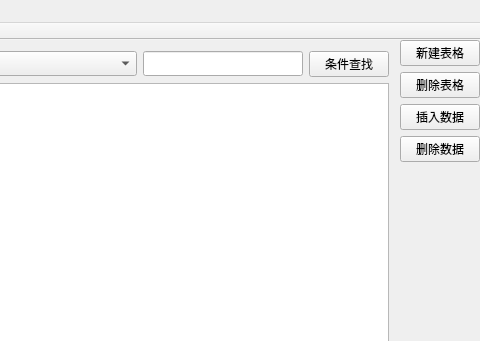
The window that mainwindow.ui (zhouGit-1991/FFF) describes before a commit, drawn with Qt 5; both pictures show x 614 to 1094 and y 0 to 341 of the 1094 by 854 pixel window.
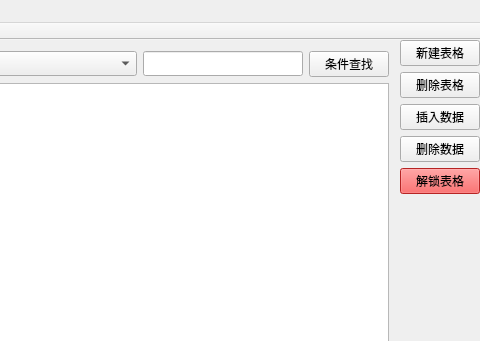
The same window after the commit.

Diff of the .ui file:
```diff
--- a/mainwindow.ui
+++ b/mainwindow.ui
@@ -195,6 +195,17 @@
           </property>
          </widget>
         </item>
+        <item>
+         <widget class="QPushButton" name="lockButton">
+          <property name="styleSheet">
+           <string notr="true">background-color: rgb(255, 50, 50);
+</string>
+          </property>
+          <property name="text">
+           <string>解锁表格</string>
+          </property>
+         </widget>
+        </item>
         <item>
          <spacer name="verticalSpacer">
           <property name="orientation">
```
